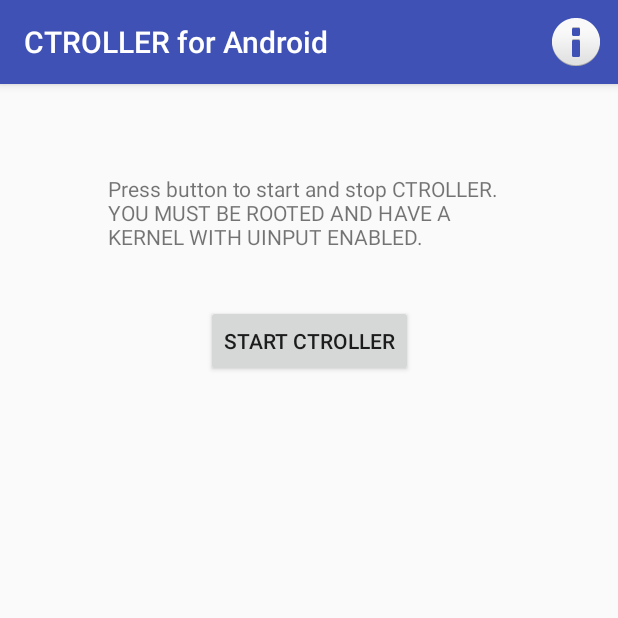
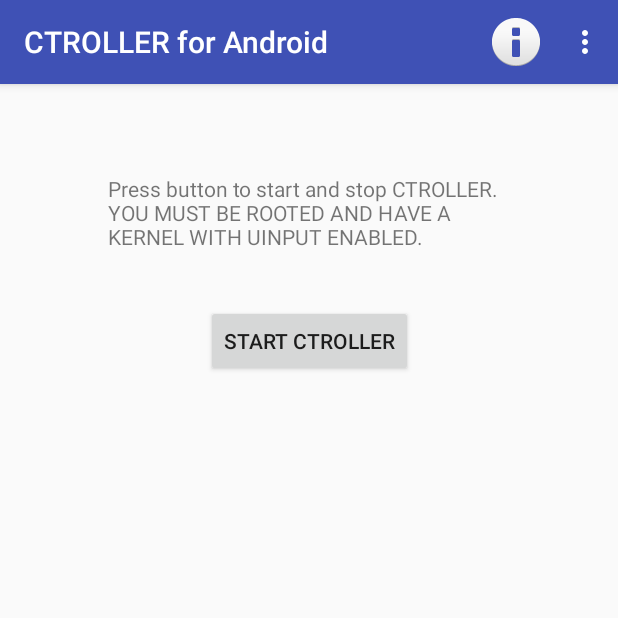
Before and after one commit to hacker1024/ctroller-android-app, an Android app: the screen it shows after launch (MainActivity), on a phone screen of 412 x 824 dp, the top half of it. Run offline under Robolectric (Android 15) with nearby library versions, the phone set to English and light mode, and no system bars; libraries missing offline, so code that uses them is left out: eu.chainfire.libsuperuser; 1 statement that could not run was skipped.

Commit message:
Add blank keymap activity

```diff
--- a/app/src/main/java/tk/superl2/ctroller/MainActivity.kt
+++ b/app/src/main/java/tk/superl2/ctroller/MainActivity.kt
@@ -23,6 +23,10 @@ class MainActivity : AppCompatActivity(), View.OnClickListener {
         return when (item!!.itemId) {
             R.id.about -> {
                 startActivity(Intent(this, AboutActivity::class.java))
+                true;
+            }
+            R.id.settings -> {
+                startActivity(Intent(this, SettingsActivity::class.java))
                 true;
             }
             else -> super.onOptionsItemSelected(item)
--- a/app/src/main/res/menu/activity_main_options_menu.xml
+++ b/app/src/main/res/menu/activity_main_options_menu.xml
@@ -6,4 +6,9 @@
         android:icon="@android:drawable/ic_dialog_info"
         android:title="About"
         app:showAsAction="ifRoom" />
+    <item
+        android:id="@+id/settings"
+        android:icon="@mipmap/ic_launcher"
+        android:title="Keymap"
+        app:showAsAction="never" />
 </menu>
--- a/app/src/main/res/values/strings.xml
+++ b/app/src/main/res/values/strings.xml
@@ -6,4 +6,5 @@
     <string name="about_header">What is CTROLLER for Android?</string>
     <string name="about_description">CTROLLER for Android is a port of phijor\'s CTROLLER app for linux to android. It allows you to use your Nintendo 3DS as a game controller for android.</string>
     <string name="about_version_header">Versions:</string>
+    <string name="settings_title">CTROLLER keymap</string>
 </resources>
```
Also changed, not shown: app/src/main/AndroidManifest.xml (+6 -1 lines), app/src/main/java/tk/superl2/ctroller/SettingsActivity.kt (added, +12 -0 lines), app/src/main/res/layout/activity_settings.xml (added, +9 -0 lines).
